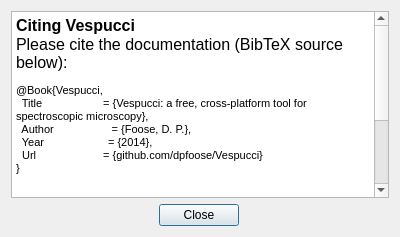
Qt form citationdialog.ui (VespucciProject/Vespucci) before a commit.
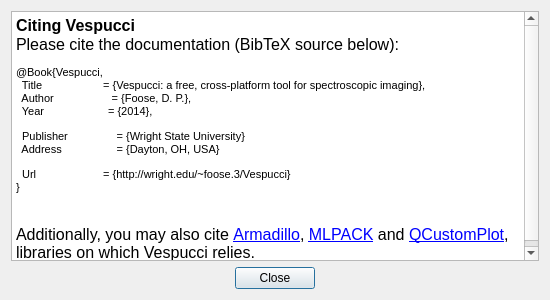
The same form after that commit.

The edit to the form file:
```diff
--- a/citationdialog.ui
+++ b/citationdialog.ui
@@ -6,8 +6,8 @@
    <rect>
     <x>0</x>
     <y>0</y>
-    <width>400</width>
-    <height>237</height>
+    <width>550</width>
+    <height>300</height>
    </rect>
   </property>
   <property name="windowTitle">
@@ -56,10 +56,11 @@
 &lt;/style&gt;&lt;/head&gt;&lt;body style=&quot; font-family:'MS Shell Dlg 2'; font-size:8.25pt; font-weight:400; font-style:normal;&quot;&gt;
 &lt;p style=&quot; margin-top:0px; margin-bottom:0px; margin-left:0px; margin-right:0px; -qt-block-indent:0; text-indent:0px;&quot;&gt;&lt;span style=&quot; font-size:12pt; font-weight:600;&quot;&gt;Citing Vespucci&lt;/span&gt;&lt;/p&gt;
 &lt;p style=&quot; margin-top:0px; margin-bottom:0px; margin-left:0px; margin-right:0px; -qt-block-indent:0; text-indent:0px;&quot;&gt;&lt;span style=&quot; font-size:12pt;&quot;&gt;Please cite the documentation (BibTeX source below):&lt;/span&gt;&lt;/p&gt;
-&lt;p style=&quot; margin-top:12px; margin-bottom:12px; margin-left:0px; margin-right:0px; -qt-block-indent:0; text-indent:0px;&quot;&gt;&lt;span style=&quot; font-family:'Courier New,courier'; font-size:8pt;&quot;&gt;@Book{Vespucci, &lt;br /&gt;  Title                    = {Vespucci: a free, cross-platform tool for spectroscopic microscopy}, &lt;br /&gt;  Author                   = {Foose, D. P.}, &lt;br /&gt;  Year                     = {2014}, &lt;br /&gt;  Url                      = {github.com/dpfoose/Vespucci} &lt;br /&gt;}&lt;/span&gt;&lt;/p&gt;
+&lt;p style=&quot; margin-top:12px; margin-bottom:12px; margin-left:0px; margin-right:0px; -qt-block-indent:0; text-indent:0px;&quot;&gt;&lt;span style=&quot; font-family:'Courier New,courier'; font-size:8pt;&quot;&gt;@Book{Vespucci, &lt;br /&gt;  Title                    = {Vespucci: a free, cross-platform tool for spectroscopic imaging}, &lt;br /&gt;  Author                   = {Foose, D. P.}, &lt;br /&gt;  Year                     = {2014}, &lt;/span&gt;&lt;/p&gt;
+&lt;p style=&quot; margin-top:12px; margin-bottom:12px; margin-left:0px; margin-right:0px; -qt-block-indent:0; text-indent:0px;&quot;&gt;&lt;span style=&quot; font-family:'Courier New,courier'; font-size:8pt;&quot;&gt;  Publisher                = {Wright State University}&lt;br /&gt;  Address                  = {Dayton, OH, USA}&lt;/span&gt;&lt;/p&gt;
+&lt;p style=&quot; margin-top:12px; margin-bottom:12px; margin-left:0px; margin-right:0px; -qt-block-indent:0; text-indent:0px;&quot;&gt;&lt;span style=&quot; font-family:'Courier New,courier'; font-size:8pt;&quot;&gt;  Url                      = {http://wright.edu/~foose.3/Vespucci} &lt;br /&gt;}&lt;/span&gt;&lt;/p&gt;
 &lt;p style=&quot;-qt-paragraph-type:empty; margin-top:0px; margin-bottom:0px; margin-left:0px; margin-right:0px; -qt-block-indent:0; text-indent:0px; font-size:12pt;&quot;&gt;&lt;br /&gt;&lt;/p&gt;
-&lt;p style=&quot;-qt-paragraph-type:empty; margin-top:0px; margin-bottom:0px; margin-left:0px; margin-right:0px; -qt-block-indent:0; text-indent:0px; font-size:12pt;&quot;&gt;&lt;br /&gt;&lt;/p&gt;
-&lt;p style=&quot; margin-top:0px; margin-bottom:0px; margin-left:0px; margin-right:0px; -qt-block-indent:0; text-indent:0px;&quot;&gt;&lt;span style=&quot; font-size:12pt;&quot;&gt;Vespucci relies heavily on three free software libraries, Armadillo for matrix operations, MLPACK for machine learning and QCustomPlot for plotting.  Citing these projects will help them to grow.&lt;/span&gt;&lt;/p&gt;&lt;/body&gt;&lt;/html&gt;</string>
+&lt;p style=&quot; margin-top:0px; margin-bottom:0px; margin-left:0px; margin-right:0px; -qt-block-indent:0; text-indent:0px;&quot;&gt;&lt;span style=&quot; font-size:12pt;&quot;&gt;Additionally, you may also cite &lt;/span&gt;&lt;a href=&quot;http://arma.sourceforge.net&quot;&gt;&lt;span style=&quot; font-size:12pt; text-decoration: underline; color:#0000ff;&quot;&gt;Armadillo&lt;/span&gt;&lt;/a&gt;&lt;span style=&quot; font-size:12pt;&quot;&gt;, &lt;/span&gt;&lt;a href=&quot;http://mlpack.org&quot;&gt;&lt;span style=&quot; font-size:12pt; text-decoration: underline; color:#0000ff;&quot;&gt;MLPACK&lt;/span&gt;&lt;/a&gt;&lt;span style=&quot; font-size:12pt;&quot;&gt; and &lt;/span&gt;&lt;a href=&quot;http://qcustomplot.com&quot;&gt;&lt;span style=&quot; font-size:12pt; text-decoration: underline; color:#0000ff;&quot;&gt;QCustomPlot&lt;/span&gt;&lt;/a&gt;&lt;span style=&quot; font-size:12pt;&quot;&gt;, libraries on which Vespucci relies.&lt;/span&gt;&lt;/p&gt;&lt;/body&gt;&lt;/html&gt;</string>
      </property>
     </widget>
    </item>
```
